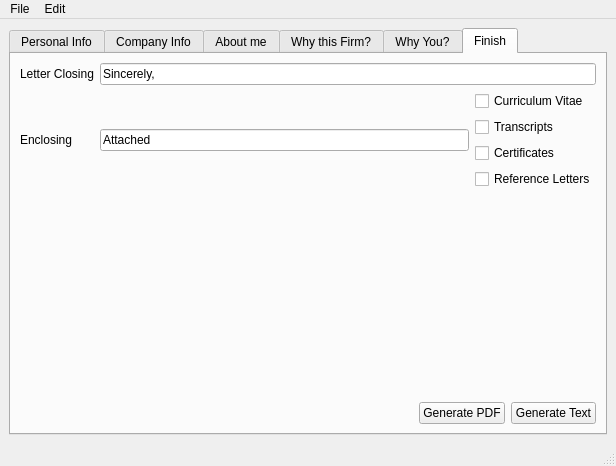
The window that mainWindow.ui (KhaleelKhan/coverletter-creator) describes before a commit, drawn with Qt 5.
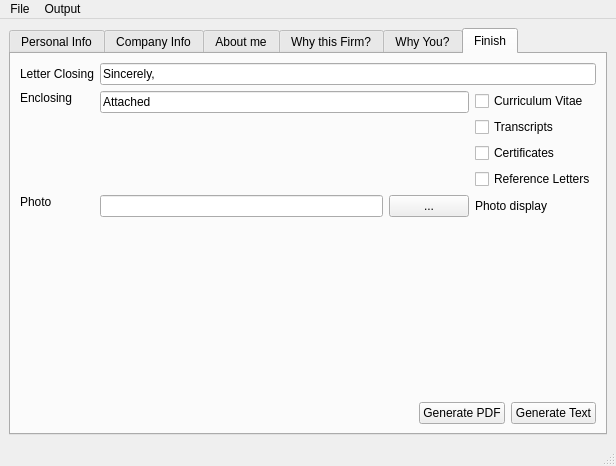
The same window after the commit. The open tabs and pages were chosen to show the change.

Commit message: added additional features (photo, template, output directory)

Diff of the .ui file:
```diff
--- a/mainWindow.ui
+++ b/mainWindow.ui
@@ -322,7 +322,7 @@
        <layout class="QVBoxLayout" name="verticalLayout_6">
         <item>
          <layout class="QGridLayout" name="gridLayout_2">
-          <item row="1" column="0">
+             <item row="1" column="0" alignment="Qt::AlignTop">
            <widget class="QLabel" name="label_21">
             <property name="text">
              <string>Enclosing</string>
@@ -336,7 +336,7 @@
             </property>
            </widget>
           </item>
-          <item row="1" column="1">
+             <item row="1" column="1" alignment="Qt::AlignTop">
            <widget class="QLineEdit" name="le_enclosing">
             <property name="text">
              <string>Attached </string>
@@ -382,6 +382,38 @@
             </item>
            </layout>
           </item>
+             <item row="2" column="0" alignment="Qt::AlignTop">
+                 <widget class="QLabel" name="label_22">
+                     <property name="text">
+                         <string>Photo</string>
+                     </property>
+                 </widget>
+             </item>
+             <item row="2" column="1">
+                 <layout class="QHBoxLayout" name="horizontalLayout_2">
+                     <item alignment="Qt::AlignTop">
+                         <widget class="QLineEdit" name="le_photoPath">
+                             <property name="readOnly">
+                                 <bool>true</bool>
+                             </property>
+                         </widget>
+                     </item>
+                     <item alignment="Qt::AlignRight|Qt::AlignTop">
+                         <widget class="QPushButton" name="pb_browsePhoto">
+                             <property name="text">
+                                 <string>...</string>
+                             </property>
+                         </widget>
+                     </item>
+                 </layout>
+             </item>
+             <item row="2" column="2">
+                 <widget class="QLabel" name="label_pic">
+                     <property name="text">
+                         <string>Photo display</string>
+                     </property>
+                 </widget>
+             </item>
          </layout>
         </item>
         <item>
@@ -454,14 +486,31 @@
     <addaction name="separator"/>
     <addaction name="actionExit"/>
    </widget>
-   <widget class="QMenu" name="menuEdit">
-    <property name="title">
-     <string>Edit</string>
-    </property>
-    <addaction name="actionReset_All"/>
+      <widget class="QMenu" name="menuOutput">
+          <property name="title">
+              <string>Output</string>
+          </property>
+          <widget class="QMenu" name="menuLatex">
+              <property name="title">
+                  <string>Latex</string>
+              </property>
+              <addaction name="actionSet_LatexTemplate"/>
+              <addaction name="actionSet_LatexOutputDirectory"/>
+              <addaction name="actionCompiler_2"/>
+          </widget>
+          <widget class="QMenu" name="menuText">
+              <property name="title">
+                  <string>Text</string>
+              </property>
+              <addaction name="actionText_Template"/>
+          </widget>
+          <addaction name="separator"/>
+          <addaction name="menuLatex"/>
+          <addaction name="menuText"/>
+          <addaction name="separator"/>
    </widget>
    <addaction name="menuFile"/>
-   <addaction name="menuEdit"/>
+      <addaction name="menuOutput"/>
   </widget>
   <widget class="QStatusBar" name="statusbar"/>
   <action name="actionNew">
```
Left out of the diff: 44 changed lines with no effect on the pictures. The commit also changes 3 other files.
